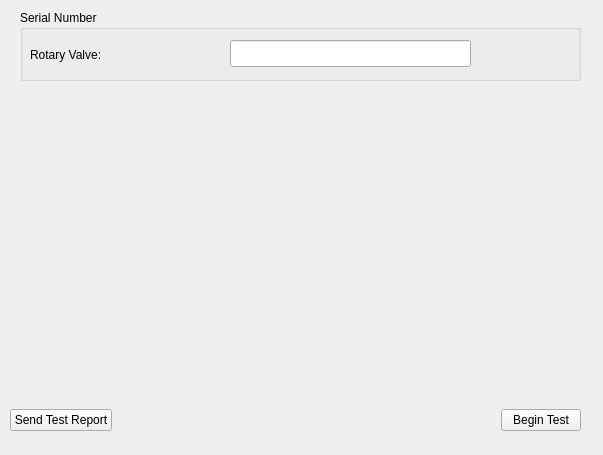
Liyezhong/Master, file ServiceSW/Master/Components/DiagnosticsManufacturing/Forms/RotaryValveManufacturing.ui: the form before one commit.
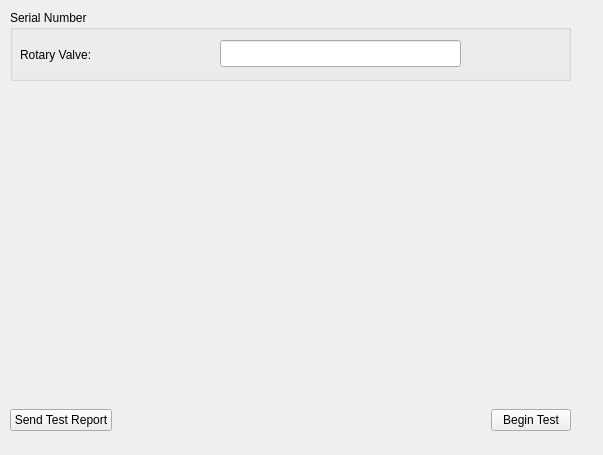
The form after the commit. Custom widgets are drawn as their Qt base class.

Commit message: Update SN for manufacturing

The edit to the form file:
```diff
--- a/ServiceSW/Master/Components/DiagnosticsManufacturing/Forms/RotaryValveManufacturing.ui
+++ b/ServiceSW/Master/Components/DiagnosticsManufacturing/Forms/RotaryValveManufacturing.ui
@@ -16,7 +16,7 @@
   <widget class="QGroupBox" name="groupBox">
    <property name="geometry">
     <rect>
-     <x>20</x>
+     <x>10</x>
      <y>10</y>
      <width>561</width>
      <height>71</height>
@@ -64,7 +64,7 @@
   <widget class="MainMenu::CScrollTable" name="widget" native="true">
    <property name="geometry">
     <rect>
-     <x>20</x>
+     <x>10</x>
      <y>130</y>
      <width>561</width>
      <height>111</height>
@@ -76,7 +76,7 @@
     <rect>
      <x>10</x>
      <y>400</y>
-     <width>571</width>
+     <width>561</width>
      <height>41</height>
     </rect>
    </property>
```
The commit also changes 15 other files.
